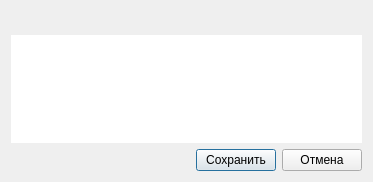
Above: View/main_container/new_item.ui from Valera-cyber/Helper before the change. Below: the same form after it.
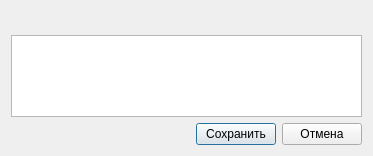
That is the form after the change.

Patch:
```diff
--- a/View/main_container/new_item.ui
+++ b/View/main_container/new_item.ui
@@ -7,7 +7,7 @@
     <x>0</x>
     <y>0</y>
     <width>373</width>
-    <height>182</height>
+    <height>156</height>
    </rect>
   </property>
   <property name="layoutDirection">
@@ -33,13 +33,6 @@
    </item>
    <item>
     <widget class="QTableWidget" name="tw_item">
-     <property name="styleSheet">
-      <string notr="true">QTableWidget
-{ 
-background-color: white; 
-border: 0px solid #3873d9;
-}</string>
-     </property>
      <property name="showGrid">
       <bool>false</bool>
      </property>
```
Left out of the diff: 6 changed lines with no effect on the pictures.
